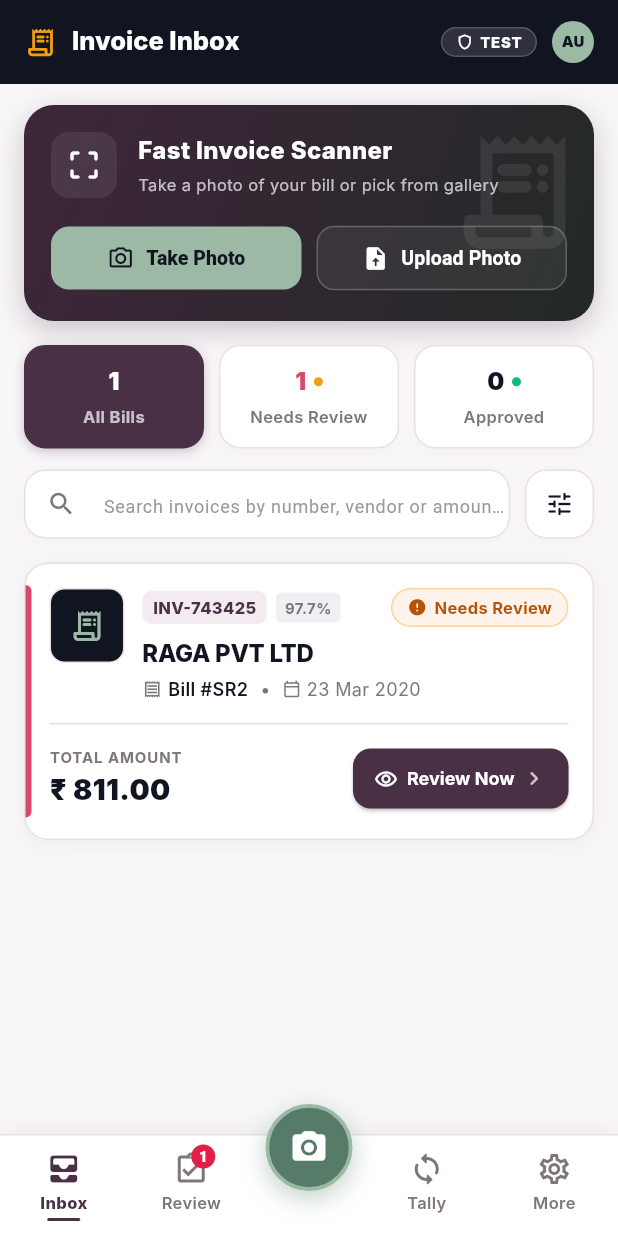
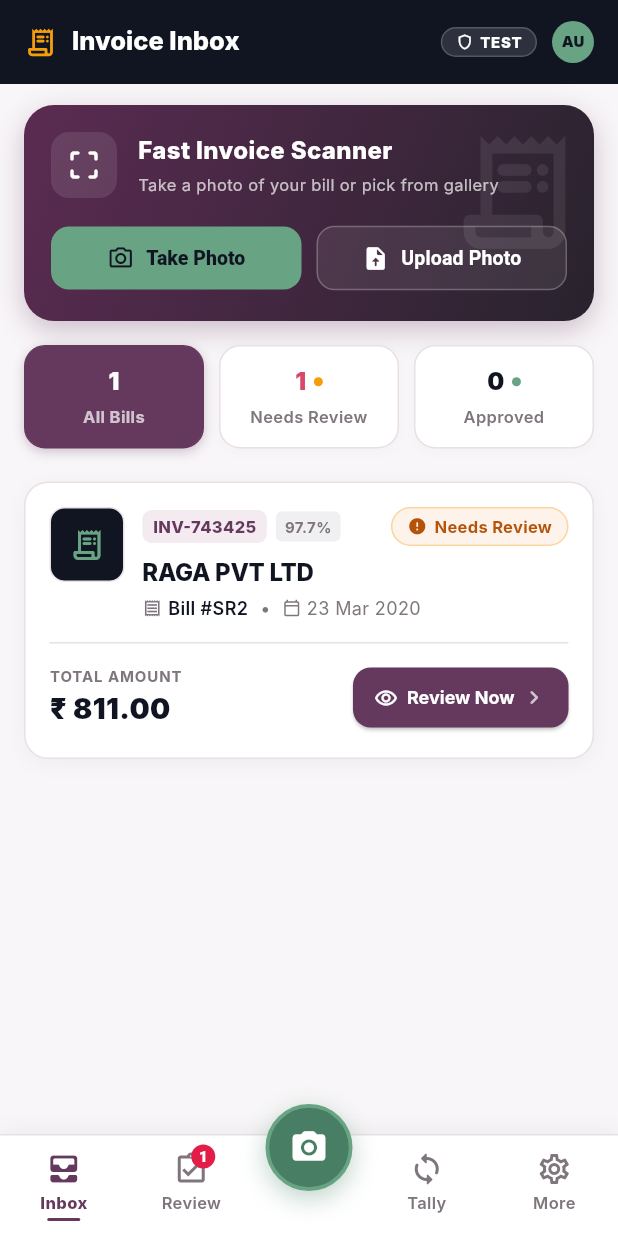
Before and after one commit to HariniMuhilan/Bill-To-Tally-Automation-Solution, a Flutter app: the screen it shows after launch, on a phone screen of 412 x 824 dp. Run offline on Flutter 3.47's test engine with Material 3 defaults, Android fonts, the phone set to English and light mode, and no system bars; our stand-ins replace file_picker, open_filex, shared_preferences; missing offline and left inert: excel; accounts and stored records are empty; Roboto replaces fonts that are missing (Plus Jakarta Sans).

Commit message:
style(mobile): brighten plum palette, use eucalyptus jade, remove search bar and red card strip

```diff
--- a/mobile_app/lib/screens/home_shell.dart
+++ b/mobile_app/lib/screens/home_shell.dart
@@ -359,11 +359,11 @@ class _HomeShellState extends State<HomeShell> {
                     height: 58,
                     decoration: BoxDecoration(
                       shape: BoxShape.circle,
-                      color: const Color(0xFF567C69), // Forest Sage green circle from image
-                      border: Border.all(color: const Color(0xFF9CB9A6), width: 2.5),
+                      color: const Color(0xFF487E64), // Fresh eucalyptus jade
+                      border: Border.all(color: const Color(0xFF68A484), width: 2.5),
                       boxShadow: [
                         BoxShadow(
-                          color: const Color(0xFF567C69).withOpacity(0.35),
+                          color: const Color(0xFF487E64).withOpacity(0.35),
                           blurRadius: 14,
                           offset: const Offset(0, 5),
                         ),
--- a/mobile_app/lib/screens/inbox_screen.dart
+++ b/mobile_app/lib/screens/inbox_screen.dart
@@ -29,16 +29,8 @@ class InboxScreen extends StatefulWidget {
 
 class InboxScreenState extends State<InboxScreen> {
   String _activeFilter = 'ALL';
-  String _searchQuery = '';
-  final TextEditingController _searchController = TextEditingController();
   bool _isUploading = false;
   String _uploadStatusText = '';
-
-  @override
-  void dispose() {
-    _searchController.dispose();
-    super.dispose();
-  }
 
   Future<void> handleCaptureCamera() async {
     try {
@@ -115,27 +107,12 @@ class InboxScreenState extends State<InboxScreen> {
   }
 
   List<Invoice> get _filteredInvoices {
-    var list = widget.invoices;
-
-    // Filter by Tab
     if (_activeFilter == 'NEEDS_REVIEW') {
-      list = list.where((i) => i.status == 'NEEDS_REVIEW' || i.status == 'NEEDS_CORRECTION').toList();
+      return widget.invoices.where((i) => i.status == 'NEEDS_REVIEW' || i.status == 'NEEDS_CORRECTION').toList();
     } else if (_activeFilter == 'APPROVED') {
-      list = list.where((i) => i.status == 'APPROVED' || i.status == 'POSTED').toList();
+      return widget.invoices.where((i) => i.status == 'APPROVED' || i.status == 'POSTED').toList();
     }
-
-    // Filter by Search Query
-    if (_searchQuery.trim().isNotEmpty) {
-      final q = _searchQuery.trim().toLowerCase();
-      list = list.where((i) {
-        return i.invoiceNo.toLowerCase().contains(q) ||
-            i.supplierRaw.toLowerCase().contains(q) ||
-            i.grandTotal.toString().contains(q) ||
-            i.id.toLowerCase().contains(q);
-      }).toList();
-    }
-
-    return list;
+    return widget.invoices;
   }
 
   @override
@@ -156,20 +133,20 @@ class InboxScreenState extends State<InboxScreen> {
             child: ListView(
               padding: const EdgeInsets.only(bottom: 36),
               children: [
-                // Top Fast Invoice Scanner Banner
+                // Top Fast Invoice Scanner Banner with brighter rich plum gradient
                 Container(
                   margin: const EdgeInsets.fromLTRB(16, 14, 16, 12),
                   padding: const EdgeInsets.all(18),
                   decoration: BoxDecoration(
                     gradient: const LinearGradient(
-                      colors: [Color(0xFF3F263A), Color(0xFF222927)],
+                      colors: [Color(0xFF5B2B52), Color(0xFF28232D)],
                       begin: Alignment.topLeft,
                       end: Alignment.bottomRight,
                     ),
                     borderRadius: BorderRadius.circular(20),
                     boxShadow: [
                       BoxShadow(
-                        color: const Color(0xFF3F263A).withOpacity(0.25),
+                        color: const Color(0xFF5B2B52).withOpacity(0.28),
                         blurRadius: 16,
                         offset: const Offset(0, 6),
                       ),
@@ -183,7 +160,7 @@ class InboxScreenState extends State<InboxScreen> {
                         top: -5,
                         child: Opacity(
                           opacity: 0.08,
-                          child: Icon(
+                          child: const Icon(
                             Icons.receipt_long_rounded,
                             size: 90,
                             color: Colors.white,
@@ -199,7 +176,7 @@ class InboxScreenState extends State<InboxScreen> {
                                 width: 44,
                                 height: 44,
                                 decoration: BoxDecoration(
-                                  color: Colors.white.withOpacity(0.08),
+                                  color: Colors.white.withOpacity(0.10),
                                   borderRadius: BorderRadius.circular(12),
                                 ),
                                 child: const Center(
@@ -254,8 +231,8 @@ class InboxScreenState extends State<InboxScreen> {
                                   icon: const Icon(Icons.upload_file_rounded, size: 18, color: Colors.white),
                                   label: const Text('Upload Photo', style: TextStyle(color: Colors.white, fontWeight: FontWeight.w700, fontSize: 13)),
                                   style: OutlinedButton.styleFrom(
-                                    backgroundColor: Colors.white.withOpacity(0.06),
-                                    side: BorderSide(color: Colors.white.withOpacity(0.22)),
+                                    backgroundColor: Colors.white.withOpacity(0.08),
+                                    side: BorderSide(color: Colors.white.withOpacity(0.24)),
                                     padding: const EdgeInsets.symmetric(vertical: 12),
                                     shape: RoundedRectangleBorder(borderRadius: BorderRadius.circular(12)),
                                   ),
@@ -298,96 +275,14 @@ class InboxScreenState extends State<InboxScreen> {
                           value: 'APPROVED',
                           label: 'Approved',
                           count: approvedCount,
-                          dotColor: const Color(0xFF10B981), // Green dot
+                          dotColor: AppColors.softSage, // Matching fresh jade dot
                         ),
                       ),
                     ],
                   ),
                 ),
 
-                const SizedBox(height: 10),
-
-                // Search & Filter Tuning Bar
-                Padding(
-                  padding: const EdgeInsets.symmetric(horizontal: 16),
-                  child: Row(
-                    children: [
-                      // Search TextField
-                      Expanded(
-                        child: Container(
-                          height: 46,
-                          decoration: BoxDecoration(
-                            color: AppColors.surfaceWhite,
-                            borderRadius: BorderRadius.circular(14),
-                            border: Border.all(color: AppColors.borderSubtle),
-                            boxShadow: [
-                              BoxShadow(
-                                color: Colors.black.withOpacity(0.02),
-                                blurRadius: 6,
-                                offset: const Offset(0, 2),
-                              ),
-                            ],
-                          ),
-                          child: TextField(
-                            controller: _searchController,
-                            onChanged: (val) => setState(() => _searchQuery = val),
-                            style: const TextStyle(fontSize: 13, color: AppColors.inkNavy),
-                            decoration: InputDecoration(
-                              hintText: 'Search invoices by number, vendor or amount...',
-                              hintStyle: const TextStyle(fontSize: 12, color: Color(0xFF9E96A0)),
-                              prefixIcon: const Icon(Icons.search_rounded, size: 20, color: Color(0xFF7E757D)),
-                              suffixIcon: _searchQuery.isNotEmpty
-                                  ? IconButton(
-                                      icon: const Icon(Icons.clear, size: 16, color: Color(0xFF7E757D)),
-                                      onPressed: () {
-                                        _searchController.clear();
-                                        setState(() => _searchQuery = '');
-                                      },
-                                    )
-                                  : null,
-                              border: InputBorder.none,
-                              contentPadding: const EdgeInsets.symmetric(vertical: 12),
-                            ),
-                          ),
-                        ),
-                      ),
-                      const SizedBox(width: 10),
-
-                      // Tuning / Filter Icon Button
-                      Container(
-                        width: 46,
-                        height: 46,
-                        decoration: BoxDecoration(
-                          color: AppColors.surfaceWhite,
-                          borderRadius: BorderRadius.circular(14),
-                          border: Border.all(color: AppColors.borderSubtle),
-                          boxShadow: [
-                            BoxShadow(
-                              color: Colors.black.withOpacity(0.02),
-                              blurRadius: 6,
-                              offset: const Offset(0, 2),
-                            ),
-                          ],
-                        ),
-                        child: Material(
-                          color: Colors.transparent,
-                          borderRadius: BorderRadius.circular(14),
-                          child: InkWell(
-                            borderRadius: BorderRadius.circular(14),
-                            onTap: () {
-                              _showSnackbar('Filter presets: Showing active ${_activeFilter.toLowerCase()} bills');
-                            },
-                            child: const Center(
-                              child: Icon(Icons.tune_rounded, size: 20, color: AppColors.inkNavy),
-                            ),
-                          ),
-                        ),
-                      ),
-                    ],
-                  ),
-                ),
-
-                const SizedBox(height: 10),
+                const SizedBox(height: 12),
 
                 // Invoices List or Empty State
                 if (filtered.isEmpty) ...[
@@ -415,12 +310,10 @@ class InboxScreenState extends State<InboxScreen> {
                             ),
                           ),
                           const SizedBox(height: 6),
-                          Text(
-                            _searchQuery.isNotEmpty
-                                ? 'No bills match "$_searchQuery". Try a different search.'
-                                : 'Tap "Take Photo" or "Upload Photo" above to process your first invoice.',
+                          const Text(
+                            'Tap "Take Photo" or "Upload Photo" above to process your first invoice.',
                             textAlign: TextAlign.center,
-                            style: const TextStyle(fontSize: 12, color: AppColors.textMuted),
+                            style: TextStyle(fontSize: 12, color: AppColors.textMuted),
                           ),
                         ],
                       ),
@@ -439,7 +332,7 @@ class InboxScreenState extends State<InboxScreen> {
           ),
         ),
 
-        // Simple, Jargon-Free Loading Overlay
+        // Simple Loading Overlay
         if (_isUploading)
           Container(
             color: Colors.black.withOpacity(0.55),
@@ -520,7 +413,7 @@ class InboxScreenState extends State<InboxScreen> {
             boxShadow: [
               BoxShadow(
                 color: isSelected
-                    ? AppColors.plumSlate.withOpacity(0.25)
+                    ? AppColors.plumSlate.withOpacity(0.28)
                     : Colors.black.withOpacity(0.02),
                 blurRadius: 6,
                 offset: const Offset(0, 2),
--- a/mobile_app/lib/theme/app_theme.dart
+++ b/mobile_app/lib/theme/app_theme.dart
@@ -1,22 +1,22 @@
 import 'package:flutter/material.dart';
 
 class AppColors {
-  // User's Curated Palette
+  // User's Curated Palette (Slightly brighter rich plum & matching fresh eucalyptus jade)
   static const Color inkNavy = Color(0xFF111522);         // #111522 INK NAVY
   static const Color forestCharcoal = Color(0xFF202A27);  // #202A27 FOREST CHARCOAL
-  static const Color plumSlate = Color(0xFF493044);       // #493044 PLUM SLATE
-  static const Color mutedMauve = Color(0xFF80536F);      // #80536F MUTED MAUVE
-  static const Color softSage = Color(0xFF9CB9A6);        // #9CB9A6 SOFT SAGE
+  static const Color plumSlate = Color(0xFF65395E);       // #65395E BRIGHTER RICH PLUM
+  static const Color mutedMauve = Color(0xFF8F5D7E);      // #8F5D7E MUTED MAUVE
+  static const Color softSage = Color(0xFF68A484);        // #68A484 FRESH EUCALYPTUS JADE
   static const Color blushIvory = Color(0xFFF7F2F4);      // #F7F2F4 BLUSH IVORY
 
   // Accents & Surfaces
-  static const Color accentOrange = softSage;             // Mapped to Soft Sage from user's palette
+  static const Color accentOrange = softSage;             // Mapped to Eucalyptus Jade
   static const Color surfaceWhite = Color(0xFFFFFFFF);    // Cards, sheets
   static const Color textPrimary = Color(0xFF111522);     // Ink Navy text
   static const Color textMuted = Color(0xFF7E757D);       // Muted mauve-tinted grey
   static const Color borderSubtle = Color(0xFFE8E0E5);    // Subtle hairline divider
-  static const Color successBg = Color(0x289CB9A6);       // Soft Sage tint
-  static const Color mauveBg = Color(0x1E80536F);         // Muted Mauve tint
+  static const Color successBg = Color(0x2868A484);       // Jade tint
+  static const Color mauveBg = Color(0x1E8F5D7E);         // Mauve tint
   static const Color errorRed = Color(0xFFDC2626);
   static const Color errorRedBg = Color(0x1FDC2626);
 
--- a/mobile_app/lib/widgets/invoice_card.dart
+++ b/mobile_app/lib/widgets/invoice_card.dart
@@ -43,29 +43,9 @@ class InvoiceCard extends StatelessWidget {
           ),
         ],
       ),
-      child: Stack(
-        children: [
-          // Subtle Left Accent highlight for Needs Review
-          if (isNeedsReview)
-            Positioned(
-              left: 0,
-              top: 14,
-              bottom: 14,
-              child: Container(
-                width: 4,
-                decoration: BoxDecoration(
-                  color: const Color(0xFFD94868),
-                  borderRadius: const BorderRadius.only(
-                    topRight: Radius.circular(4),
-                    bottomRight: Radius.circular(4),
-                  ),
-                ),
-              ),
-            ),
-
-          Material(
-            color: Colors.transparent,
-            borderRadius: BorderRadius.circular(16),
+      child: Material(
+        color: Colors.transparent,
+        borderRadius: BorderRadius.circular(16),
             child: InkWell(
               onTap: onReview,
               borderRadius: BorderRadius.circular(16),
@@ -264,8 +244,6 @@ class InvoiceCard extends StatelessWidget {
               ),
             ),
           ),
-        ],
-      ),
     );
   }
 }
```
